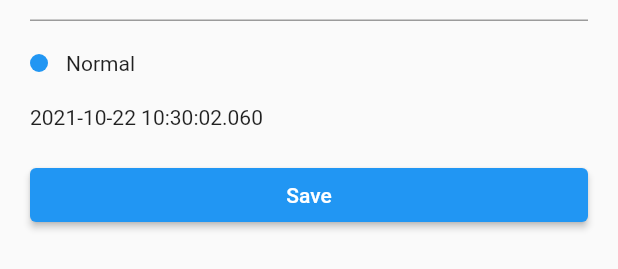
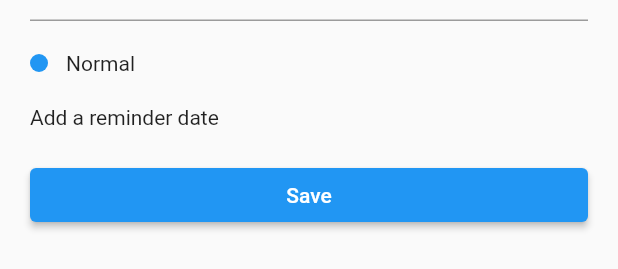
Before and after one commit to jon-mly/flutter_appwrite_demo, a Flutter app: the TaskEditBottomSheet widget shown alone on an empty page, opened directly, after a tap on "Save", on a phone screen of 412 x 824 dp. Shown: the part 183-452 px from the top of the screen. Run offline on Flutter 3.47's test engine with Material 2 defaults, Android fonts, the phone set to English and light mode, and no system bars; our stand-ins replace appwrite, copy_with_extension, flutter_riverpod, shared_preferences; accounts and stored records are empty; network calls fail.

Commit message:
implemented Tasks CRUD operations in the app

```diff
--- a/app/lib/app/tasks/data/task_editing_state.dart
+++ b/app/lib/app/tasks/data/task_editing_state.dart
@@ -6,10 +6,13 @@ part 'task_editing_state.g.dart';
 @CopyWith()
 class TaskEditingState {
   Task task;
-  TaskEditingStatus status;
+  TaskEditingStatus saveStatus;
+  TaskEditingStatus deleteStatus;
 
   TaskEditingState(
-      {required this.task, this.status = TaskEditingStatus.initial});
+      {required this.task,
+      this.saveStatus = TaskEditingStatus.initial,
+      this.deleteStatus = TaskEditingStatus.initial});
 
   factory TaskEditingState.edit(Task task) => TaskEditingState(task: task);
   factory TaskEditingState.create() => TaskEditingState(task: Task.empty());
--- a/app/lib/app/tasks/notifier/task_editing_notifier.dart
+++ b/app/lib/app/tasks/notifier/task_editing_notifier.dart
@@ -30,13 +30,12 @@ class TaskEditingNotifier extends StateNotifier<TaskEditingState> {
   //
 
   Future<void> saveTask(String title, String? text) async {
-    state = state.copyWith(status: TaskEditingStatus.loading);
+    state = state.copyWith(saveStatus: TaskEditingStatus.loading);
 
     Task task = state.task;
     task.title = title;
     task.text = text;
-    task.date = DateTime.now();
-    task.done = false;
+    task.date ??= DateTime.now();
 
     try {
       if (task.id == null) {
@@ -44,9 +43,22 @@ class TaskEditingNotifier extends StateNotifier<TaskEditingState> {
       } else {
         await _service.updateTask(task);
       }
-      state = state.copyWith(status: TaskEditingStatus.success);
+      state = state.copyWith(saveStatus: TaskEditingStatus.success);
     } catch (e) {
-      state = state.copyWith(status: TaskEditingStatus.failed);
+      state = state.copyWith(saveStatus: TaskEditingStatus.failed);
+      rethrow;
+    }
+  }
+
+  Future<void> deleteTask() async {
+    state = state.copyWith(deleteStatus: TaskEditingStatus.loading);
+
+    try {
+      await _service.deleteTask(state.task);
+      state = state.copyWith(deleteStatus: TaskEditingStatus.success);
+    } catch (e) {
+      state = state.copyWith(deleteStatus: TaskEditingStatus.failed);
+      rethrow;
     }
   }
 }
--- a/app/lib/app/tasks/widget/task_edit_bottom_sheet.dart
+++ b/app/lib/app/tasks/widget/task_edit_bottom_sheet.dart
@@ -20,6 +20,8 @@ class _TaskEditBottomSheetState extends ConsumerState<TaskEditBottomSheet> {
   final TextEditingController _titleEditingController = TextEditingController();
   final TextEditingController _textEditingController = TextEditingController();
 
+  bool _taskIsEdited = false;
+
   bool _priorityAccordionOpen = false;
 
   AutoDisposeStateNotifierProvider<TaskEditingNotifier, TaskEditingState>
@@ -33,10 +35,12 @@ class _TaskEditBottomSheetState extends ConsumerState<TaskEditBottomSheet> {
   void initState() {
     super.initState();
 
+    _taskIsEdited = widget.editedTask != null;
+
     final Task? initialTask = ref.read(provider).task;
 
     if (initialTask != null) {
-      _titleEditingController.text = initialTask.text ?? "";
+      _textEditingController.text = initialTask.text ?? "";
       _titleEditingController.text = initialTask.title ?? "";
     }
   }
@@ -87,7 +91,15 @@ class _TaskEditBottomSheetState extends ConsumerState<TaskEditBottomSheet> {
         .read(provider.notifier)
         .saveTask(_titleEditingController.text, _textEditingController.text);
 
-    TaskEditingStatus status = ref.read(provider).status;
+    TaskEditingStatus status = ref.read(provider).saveStatus;
+    if (status == TaskEditingStatus.success) {
+      Navigator.of(context).pop();
+    }
+  }
+
+  Future<void> _deleteTask() async {
+    await ref.read(provider.notifier).deleteTask();
+    TaskEditingStatus status = ref.read(provider).deleteStatus;
     if (status == TaskEditingStatus.success) {
       Navigator.of(context).pop();
     }
@@ -168,21 +180,36 @@ class _TaskEditBottomSheetState extends ConsumerState<TaskEditBottomSheet> {
         ref.watch(provider.select((state) => state.task.reminderDate));
     return InkWell(
       onTap: _presentReminderDateSelection,
-      child: (selectedReminderDate == null)
-          ? Text(DateTime.now().toString())
+      child: (selectedReminderDate != null)
+          ? Text(selectedReminderDate.toString())
           : const Text("Add a reminder date"),
     );
   }
 
   Widget _buildSaveButton() {
-    final status =
-        ref.watch(provider.select((TaskEditingState state) => state.status));
+    final status = ref
+        .watch(provider.select((TaskEditingState state) => state.saveStatus));
     return ElevatedButton(
       onPressed: _saveTask,
       child: (status == TaskEditingStatus.loading)
           ? const CircularProgressIndicator()
           : const Text("Save"),
     );
+  }
+
+  Widget _buildDeleteButton() {
+    final status = ref
+        .watch(provider.select((TaskEditingState state) => state.deleteStatus));
+    return (status == TaskEditingStatus.loading)
+        ? const CircularProgressIndicator(
+            color: Colors.red,
+          )
+        : TextButton(
+            onPressed: _deleteTask,
+            child: const Text(
+              "Delete",
+              style: TextStyle(color: Colors.red),
+            ));
   }
 
   @override
@@ -193,6 +220,7 @@ class _TaskEditBottomSheetState extends ConsumerState<TaskEditBottomSheet> {
       _buildPrioritySelector(),
       _buildReminderDate(),
       _buildSaveButton(),
+      if (_taskIsEdited) _buildDeleteButton()
     ];
 
     return Padding(
--- a/app/lib/models/ui_data/task_priority_ui_data.dart
+++ b/app/lib/models/ui_data/task_priority_ui_data.dart
@@ -25,7 +25,7 @@ class TaskPriorityUiElements {
   static const TaskPriorityUiElements _warning =
       TaskPriorityUiElements._("Warning", Colors.lime);
   static const TaskPriorityUiElements _important =
-      TaskPriorityUiElements._("Important", Colors.lime);
+      TaskPriorityUiElements._("Important", Colors.redAccent);
   static const TaskPriorityUiElements _urgent =
-      TaskPriorityUiElements._("Urgent", Colors.redAccent);
+      TaskPriorityUiElements._("Urgent", Colors.purple);
 }
--- a/app/lib/services/tasks/tasks_service.dart
+++ b/app/lib/services/tasks/tasks_service.dart
@@ -23,6 +23,7 @@ class TasksService implements ITasksService {
   // Streams with Realtime
   //
 
+  @override
   Stream<RealtimeMessage> getTasksStream() {
     final Realtime realtime = _read(appwriteRealtimeProvider);
     final String collectionId = _read(configurationProvider).appwriteDbTasksId;
```
Also changed, not shown: app/lib/app/tasks/notifier/task_list_notifier.dart (+28 -12 lines), app/lib/app/tasks/data/task_editing_state.g.dart.
